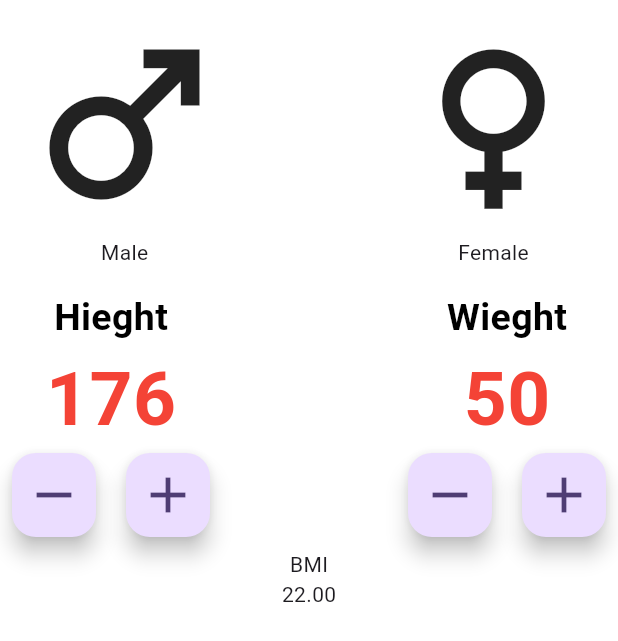
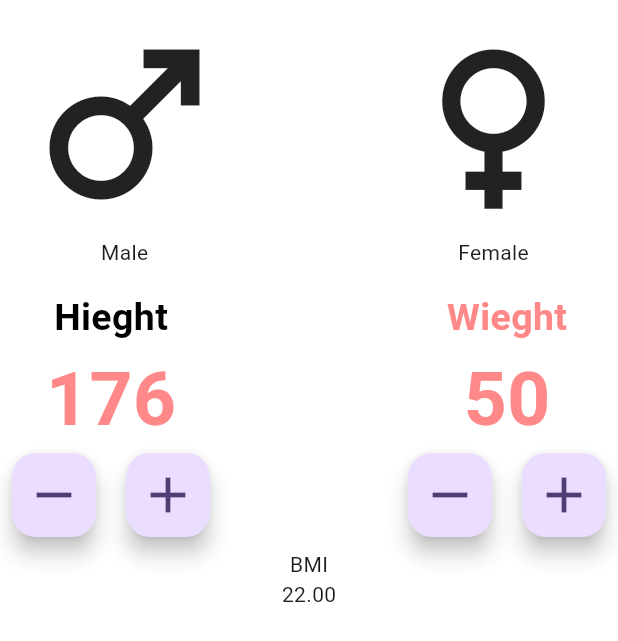
Before and after one commit to Yasith-Uvanpriya/flutter_intro, a Flutter app: the screen it shows after launch, on a phone screen of 412 x 824 dp. Shown: the top 641 px of the screen. Run offline on Flutter 3.47's test engine with Material 3 defaults, Android fonts, the phone set to English and light mode, and no system bars.

Commit message:
Update main_page.dart

```diff
--- a/BMI/lib/main_page.dart
+++ b/BMI/lib/main_page.dart
@@ -1,3 +1,4 @@
+import 'package:bmi/constants.dart';
 import 'package:flutter/material.dart';
 
 class MainPage extends StatefulWidget {
@@ -56,7 +57,7 @@ class _MainPageState extends State<MainPage> {
                       const Text(
                           "176",
                             style: TextStyle(
-                            color: Colors.red,
+                            color: kTextColor,
                             fontSize: 50,
                             fontWeight: FontWeight.bold, // Corrected placement
                           ),
@@ -86,7 +87,7 @@ class _MainPageState extends State<MainPage> {
                   children: [
                      const Text("Wieght",
                      style: TextStyle(
-                      color: Colors.black,
+                      color: kTextColor,
                       fontSize: 25,
                       fontWeight: FontWeight.bold,
                      ),
@@ -94,7 +95,7 @@ class _MainPageState extends State<MainPage> {
                       const Text(
                           "50",
                             style: TextStyle(
-                            color: Colors.red,
+                            color: Color(0xFFFF8888),
                             fontSize: 50,
                             fontWeight: FontWeight.bold, // Corrected placement
                           ),
```
